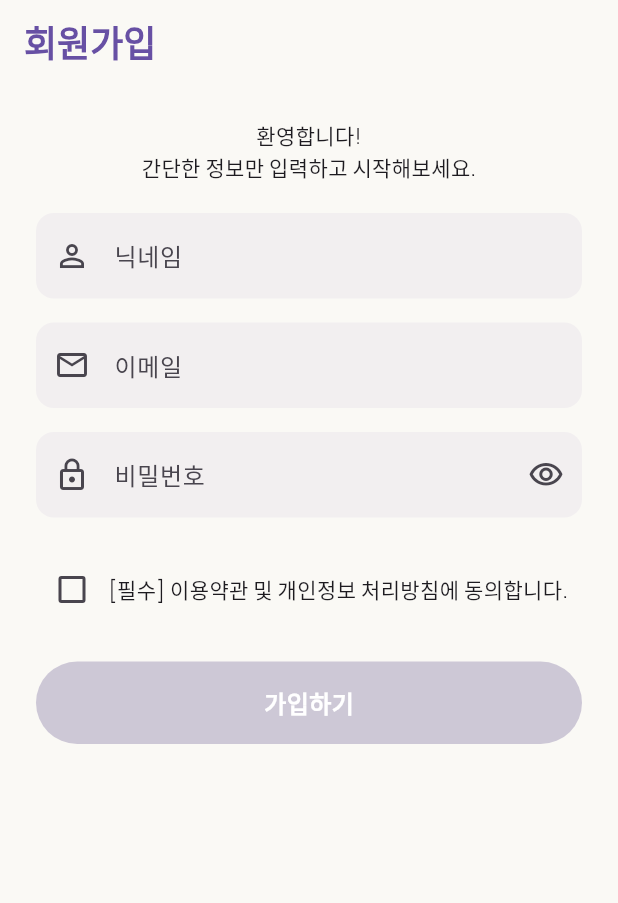
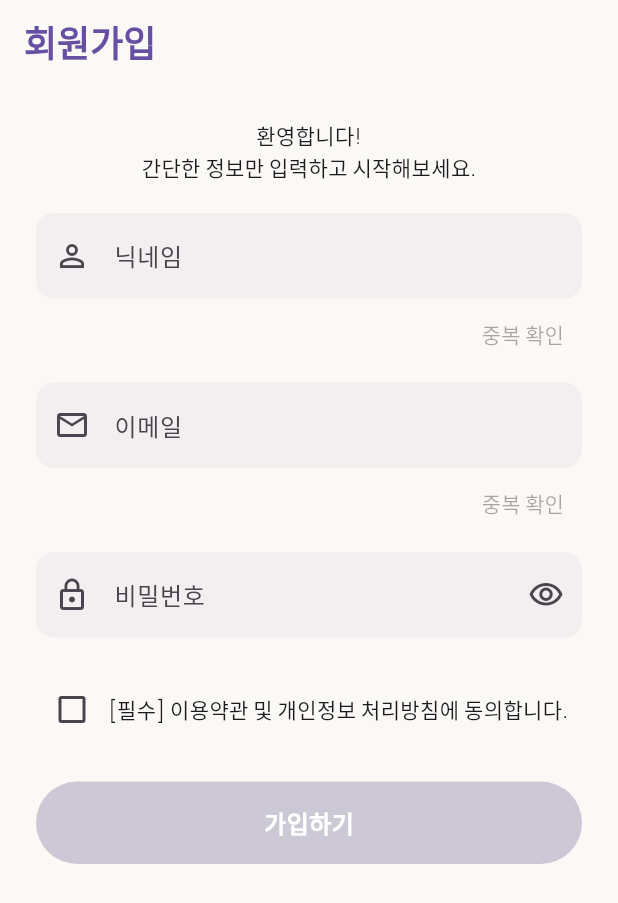
Before and after one commit to kimtaehyeokkkk/movielog, a Flutter app: the SignUpScreen screen opened by its route, on a phone screen of 412 x 824 dp. Shown: the top 903 px of the screen. Run offline on Flutter 3.47's test engine with Material 3 defaults, Android fonts, the phone set to English and light mode, and no system bars; our stand-ins replace dio, flutter_dotenv, flutter_rating_bar, flutter_svg, go_router.

```diff
--- /dev/null
+++ b/lib/core/network/movielog_api_client.dart
@@ -0,0 +1,14 @@
+import 'package:dio/dio.dart';
+import 'package:movielog/core/config/movielog_api_config.dart';
+
+// MovieLog 자체 API 전용 Client. TMDB와 인증 방식이 달라 Client를 분리한다.
+Dio createMovieLogApiClient() {
+  return Dio(
+    BaseOptions(
+      baseUrl: MovieLogApiConfig.baseUrl,
+      connectTimeout: const Duration(seconds: 10),
+      receiveTimeout: const Duration(seconds: 10),
+      headers: {'accept': 'application/json'},
+    ),
+  );
+}
--- /dev/null
+++ b/lib/data/models/rating_page_dto.dart
@@ -0,0 +1,34 @@
+import 'package:movielog/data/models/rating_dto.dart';
+
+class RatingPageDto {
+  const RatingPageDto({
+    required this.content,
+    required this.page,
+    required this.size,
+    required this.totalElements,
+    required this.totalPages,
+    required this.hasNext,
+  });
+
+  final List<RatingDto> content;
+  final int page;
+  final int size;
+  final int totalElements;
+  final int totalPages;
+  final bool hasNext;
+
+  factory RatingPageDto.fromJson(Map<String, dynamic> json) {
+    final rawContent = json['content'] as List<dynamic>? ?? const [];
+
+    return RatingPageDto(
+      content: rawContent
+          .map((item) => RatingDto.fromJson(item as Map<String, dynamic>))
+          .toList(),
+      page: (json['page'] as num? ?? 0).toInt(),
+      size: (json['size'] as num? ?? rawContent.length).toInt(),
+      totalElements: (json['totalElements'] as num? ?? rawContent.length).toInt(),
+      totalPages: (json['totalPages'] as num? ?? 1).toInt(),
+      hasNext: json['hasNext'] as bool? ?? false,
+    );
+  }
+}
--- a/lib/movie_log_app.dart
+++ b/lib/movie_log_app.dart
@@ -1,5 +1,7 @@
 import 'package:flutter/material.dart';
+import 'package:movielog/core/network/movielog_api_client.dart';
 import 'package:movielog/core/network/tmdb_client.dart';
+import 'package:movielog/data/services/member_service.dart';
 import 'package:movielog/data/services/tmdb_movie_service.dart';
 import 'package:movielog/router/app_router.dart';
 import 'package:movielog/theme/app_theme.dart';
@@ -16,6 +18,9 @@ class MovieLogApp extends StatelessWidget {
         Provider<TmdbMovieService>(
           create: (_) => TmdbMovieService(createTmdbClient()),
         ),
+        Provider<MemberService>(
+          create: (_) => MemberService(createMovieLogApiClient()),
+        ),
       ],
       child: MaterialApp.router(
         debugShowCheckedModeBanner: false,
--- a/lib/profile_screen.dart
+++ b/lib/profile_screen.dart
@@ -2,6 +2,7 @@ import 'package:flutter/material.dart';
 import 'package:movielog/theme/app_colors.dart';
 import 'package:movielog/theme/app_text_styles.dart';
 import 'package:movielog/widgets/common_app_bar.dart';
+import 'package:movielog/widgets/my_ratings_section.dart';
 import 'package:movielog/widgets/stat_item.dart';
 
 class ProfileScreen extends StatelessWidget {
@@ -37,6 +38,8 @@ class ProfileBody extends StatelessWidget {
             ProfileStats(),
             SizedBox(height: 24),
             FavoriteGenres(),
+            SizedBox(height: 24),
+            MyRatingsSection(),
             SizedBox(height: 32),
           ],
         ),
--- a/lib/router/app_router.dart
+++ b/lib/router/app_router.dart
@@ -1,5 +1,6 @@
 import 'package:go_router/go_router.dart';
 import 'package:movielog/data/models/tmdb_movie_dto.dart';
+import 'package:movielog/data/services/member_service.dart';
 import 'package:movielog/data/services/tmdb_movie_service.dart';
 import 'package:movielog/home_screen.dart';
 import 'package:movielog/main_screen.dart';
@@ -10,6 +11,8 @@ import 'package:movielog/sign_up_screen.dart';
 import 'package:movielog/start_screen.dart';
 import 'package:movielog/view_models/movie_home_view_model.dart';
 import 'package:movielog/view_models/movie_list_view_model.dart';
+import 'package:movielog/view_models/my_ratings_view_model.dart';
+import 'package:movielog/view_models/sign_up_view_model.dart';
 import 'package:provider/provider.dart';
 
 class AppRouter {
@@ -24,7 +27,10 @@ class AppRouter {
       ),
       GoRoute(
         path: '/register',
-        builder: (context, state) => const SignUpScreen(),
+        builder: (context, state) => ChangeNotifierProvider<SignUpViewModel>(
+          create: (context) => SignUpViewModel(context.read<MemberService>()),
+          child: const SignUpScreen(),
+        ),
       ),
       StatefulShellRoute.indexedStack(
         builder: (context, state, navigationShell) {
@@ -64,7 +70,15 @@ class AppRouter {
             routes: [
               GoRoute(
                 path: '/my',
-                builder: (context, state) => const ProfileScreen(),
+                builder: (context, state) =>
+                    ChangeNotifierProvider<MyRatingsViewModel>(
+                  create: (context) => MyRatingsViewModel(
+                    context.read<MemberService>(),
+                    // TODO(로그인 API): 로그인한 회원 id로 교체. 지금은 서버 시드 데이터의 1번 회원.
+                    memberId: 1,
+                  )..load(),
+                  child: const ProfileScreen(),
+                ),
               ),
             ],
           ),
--- a/lib/sign_up_screen.dart
+++ b/lib/sign_up_screen.dart
@@ -1,8 +1,11 @@
 import 'package:flutter/material.dart';
+import 'package:movielog/view_models/sign_up_view_model.dart';
 import 'package:movielog/widgets/common_app_bar.dart';
+import 'package:movielog/widgets/duplicate_check_row.dart';
 import 'package:movielog/widgets/movielog_text_form_field.dart';
 import 'package:movielog/widgets/terms_agreement.dart';
 import 'package:go_router/go_router.dart';
+import 'package:provider/provider.dart';
 
 class SignUpScreen extends StatefulWidget {
   const SignUpScreen({super.key});
@@ -199,11 +202,29 @@ class _SignUpScreenState extends State<SignUpScreen> {
                           autovalidateMode: _nicknameTouched
                               ? AutovalidateMode.always
                               : AutovalidateMode.disabled,
-                          onChanged: (_) => setState(() {}),
+                          onChanged: (_) {
+                            setState(() {});
+                            context.read<SignUpViewModel>().resetNickname();
+                          },
                           onFieldSubmitted: (_) =>
                               _emailFocusNode.requestFocus(),
                         ),
-                        const SizedBox(height: 16),
+                        Consumer<SignUpViewModel>(
+                          builder: (context, viewModel, child) {
+                            final nickname = _nicknameController.text.trim();
+                            final canCheck =
+                                _validateNickname(nickname) == null;
+
+                            return DuplicateCheckRow(
+                              status: viewModel.nicknameStatus,
+                              message: viewModel.nicknameMessage,
+                              onCheck: canCheck
+                                  ? () => viewModel.checkNickname(nickname)
+                                  : null,
+                            );
+                          },
+                        ),
+                        const SizedBox(height: 8),
                         MovieLogTextFormField(
                           controller: _emailController,
                           focusNode: _emailFocusNode,
@@ -223,11 +244,28 @@ class _SignUpScreenState extends State<SignUpScreen> {
                           autovalidateMode: _emailTouched
                               ? AutovalidateMode.always
                               : AutovalidateMode.disabled,
-                          onChanged: (_) => setState(() {}),
+                          onChanged: (_) {
+                            setState(() {});
+                            context.read<SignUpViewModel>().resetEmail();
+                          },
                           onFieldSubmitted: (_) =>
                               _passwordFocusNode.requestFocus(),
                         ),
-                        const SizedBox(height: 16),
+                        Consumer<SignUpViewModel>(
+                          builder: (context, viewModel, child) {
+                            final email = _emailController.text.trim();
+                            final canCheck = _validateEmail(email) == null;
+
+                            return DuplicateCheckRow(
+                              status: viewModel.emailStatus,
+                              message: viewModel.emailMessage,
+                              onCheck: canCheck
+                                  ? () => viewModel.checkEmail(email)
+                                  : null,
+                            );
+                          },
+                        ),
+                        const SizedBox(height: 8),
                         MovieLogTextFormField(
                           controller: _passwordController,
                           focusNode: _passwordFocusNode,
--- /dev/null
+++ b/lib/view_models/my_ratings_view_model.dart
@@ -0,0 +1,52 @@
+import 'package:dio/dio.dart';
+import 'package:flutter/foundation.dart';
+import 'package:movielog/data/models/rating_dto.dart';
+import 'package:movielog/data/services/member_service.dart';
+
+enum MyRatingsLoadStatus { idle, loading, success, empty, error }
+
+class MyRatingsViewModel extends ChangeNotifier {
+  MyRatingsViewModel(this._service, {required this.memberId});
+
+  final MemberService _service;
+  final int memberId;
+
+  List<RatingDto> ratings = const [];
+  int totalElements = 0;
+  MyRatingsLoadStatus status = MyRatingsLoadStatus.idle;
+  String? message;
+
+  bool _disposed = false;
+
+  Future<void> load() async {
+    if (status == MyRatingsLoadStatus.loading) return;
+
+    status = MyRatingsLoadStatus.loading;
+    message = null;
+    notifyListeners();
+
+    try {
+      final page = await _service.fetchRatings(memberId);
+      ratings = page.content;
+      totalElements = page.totalElements;
+      status = ratings.isEmpty
+          ? MyRatingsLoadStatus.empty
+          : MyRatingsLoadStatus.success;
+    } on DioException catch (error) {
+      status = MyRatingsLoadStatus.error;
+      message = movieLogApiErrorMessage(error);
+    } catch (error) {
+      if (kDebugMode) debugPrint('[MyRatings] 응답 변환 실패: $error');
+      status = MyRatingsLoadStatus.error;
+      message = '평점 정보를 읽지 못했어요.';
+    }
+
+    if (!_disposed) notifyListeners();
+  }
+
+  @override
+  void dispose() {
+    _disposed = true;
+    super.dispose();
+  }
+}
--- /dev/null
+++ b/lib/widgets/duplicate_check_row.dart
@@ -0,0 +1,59 @@
+import 'package:flutter/material.dart';
+import 'package:movielog/view_models/sign_up_view_model.dart';
+
+// 입력칸 아래에 중복 확인 결과 문구와 "중복 확인" 버튼을 한 줄로 보여준다.
+class DuplicateCheckRow extends StatelessWidget {
+  const DuplicateCheckRow({
+    super.key,
+    required this.status,
+    required this.message,
+    required this.onCheck,
+  });
+
+  final DuplicateCheckStatus status;
+  final String? message;
+  // null이면 버튼 비활성화 (입력이 형식에 맞지 않을 때)
+  final VoidCallback? onCheck;
+
+  @override
+  Widget build(BuildContext context) {
+    final colorScheme = Theme.of(context).colorScheme;
+    final textTheme = Theme.of(context).textTheme;
+
+    final messageColor = switch (status) {
+      DuplicateCheckStatus.available => colorScheme.primary,
+      DuplicateCheckStatus.duplicated ||
+      DuplicateCheckStatus.error =>
+        colorScheme.error,
+      _ => colorScheme.onSurfaceVariant,
+    };
+
+    return Row(
+      children: [
+        Expanded(
+          child: Padding(
+            padding: const EdgeInsets.only(left: 12),
+            child: Text(
+              message ?? '',
+              style: textTheme.bodySmall?.copyWith(color: messageColor),
+            ),
+          ),
+        ),
+        if (status == DuplicateCheckStatus.checking)
+          const Padding(
+            padding: EdgeInsets.all(12),
+            child: SizedBox(
+              width: 16,
+              height: 16,
+              child: CircularProgressIndicator(strokeWidth: 2),
+            ),
+          )
+        else
+          TextButton(
+            onPressed: onCheck,
+            child: const Text('중복 확인'),
+          ),
+      ],
+    );
+  }
+}
```
Also changed, not shown: lib/core/config/movielog_api_config.dart (added, +12 -0 lines), lib/data/models/rating_dto.dart (added, +26 -0 lines), lib/data/services/member_service.dart (added, +52 -0 lines), lib/view_models/sign_up_view_model.dart (added, +98 -0 lines), lib/widgets/my_ratings_section.dart (added, +141 -0 lines), 1 other file.
